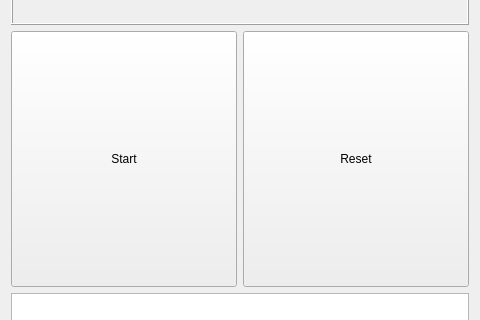
The window that multistop.ui (YuzhongHuangCS/MultiStop) describes before a commit, drawn with Qt 5; both pictures show x 0 to 480 and y 241 to 561 of the 480 by 800 pixel window.
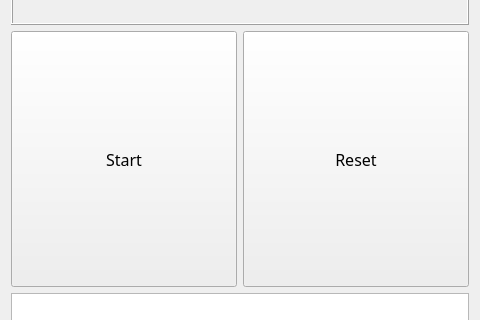
The same window after the commit.

The edit to the form file:
```diff
--- a/multistop.ui
+++ b/multistop.ui
@@ -10,6 +10,12 @@
     <height>800</height>
    </rect>
   </property>
+  <property name="font">
+   <font>
+    <family>Droid Sans Mono</family>
+    <pointsize>12</pointsize>
+   </font>
+  </property>
   <property name="windowTitle">
    <string>MultiStop</string>
   </property>
@@ -57,7 +63,7 @@
     <item row="1" column="0">
      <widget class="QPushButton" name="leftButton">
       <property name="sizePolicy">
-       <sizepolicy hsizetype="Expanding" vsizetype="Expanding">
+       <sizepolicy hsizetype="MinimumExpanding" vsizetype="MinimumExpanding">
         <horstretch>0</horstretch>
         <verstretch>0</verstretch>
        </sizepolicy>
```
Left out of the diff: 15 changed lines with no effect on the pictures.
